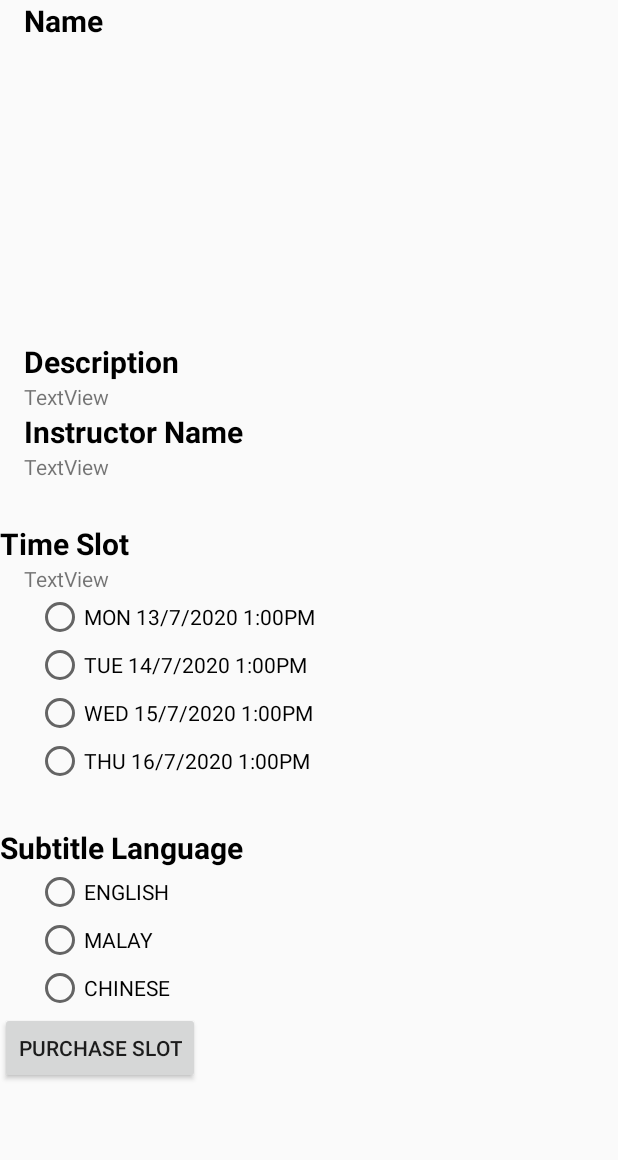
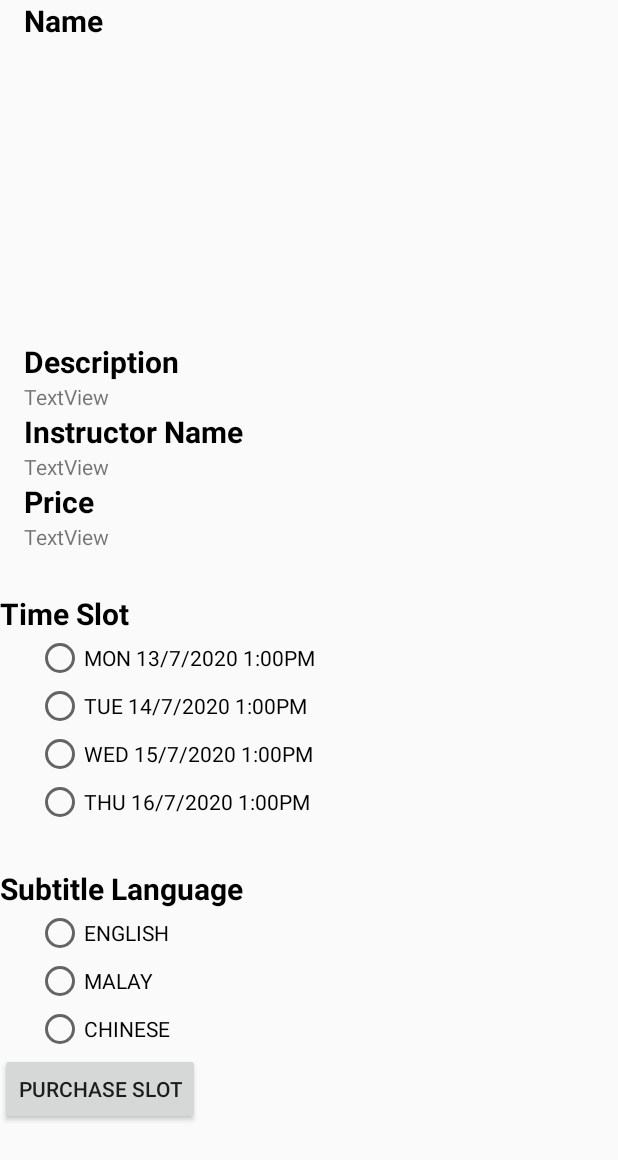
Before and after one commit to Jy-Yang22/Mobile_Assignment, an Android app: the ClassInfoOverview screen opened directly, with no data from a screen before it, on a phone screen of 412 x 824 dp. Shown: the top 1160 px of the screen. Run offline under Robolectric (Android 15) with nearby library versions, the phone set to English and light mode, and no system bars; our stand-ins replace Firebase (no records; nobody signed in at launch, a user with empty details on screens opened directly), Picasso; pictures from the network do not load; Roboto replaces fonts that are not available here.

Commit message:
commit By Jy Layout and Java for classInfo

```diff
--- a/app/src/main/java/com/example/dream_cookery/ClassInfoOverview.java
+++ b/app/src/main/java/com/example/dream_cookery/ClassInfoOverview.java
@@ -18,7 +18,7 @@ import com.squareup.picasso.Picasso;
 
 
 public class ClassInfoOverview extends AppCompatActivity {
-    TextView name,id,description,insName;
+    TextView name,id,description,insName,price;
     ImageView image;
     private FirebaseDatabase firebaseDatabase = FirebaseDatabase.getInstance();
     private DatabaseReference dataRef,databaseReference;
@@ -40,6 +40,7 @@ public class ClassInfoOverview extends AppCompatActivity {
         image=(ImageView)findViewById(R.id.classInfoImage);
         description=(TextView)findViewById(R.id.classInfoDescription);
         insName=(TextView)findViewById(R.id.classInfoInsName);
+        price=(TextView)findViewById(R.id.classInfoPrice);
 
 
         getProductDetails(classID);
@@ -57,9 +58,10 @@ public class ClassInfoOverview extends AppCompatActivity {
                 {
                     Classes classes = dataSnapshot.getValue(Classes.class);
                     name.setText(classes.getcName());
-                    description.setText(classes.getcDescription());
+                    description.setText(classes.getcInfoDescription());
                     Picasso.get().load(classes.getcImage()).into(image);
                     insName.setText(classes.getcInsName());
+                    price.setText("RM " + classes.getcPrice() );
                 }
             }
 
--- a/app/src/main/res/layout/activity_class_info_overview.xml
+++ b/app/src/main/res/layout/activity_class_info_overview.xml
@@ -96,6 +96,29 @@
             app:layout_constraintTop_toBottomOf="@+id/Text_InsName" />
 
         <TextView
+            android:id="@+id/Text_Price"
+            android:layout_width="match_parent"
+            android:layout_height="wrap_content"
+            android:paddingHorizontal="16dp"
+            android:text="@string/Text_Price"
+            android:textColor="@android:color/black"
+            android:textSize="20sp"
+            android:textStyle="bold"
+            app:layout_constraintEnd_toEndOf="parent"
+            app:layout_constraintStart_toStartOf="parent"
+            app:layout_constraintTop_toBottomOf="@+id/classInfoInsName" />
+
+        <TextView
+            android:id="@+id/classInfoPrice"
+            android:layout_width="match_parent"
+            android:layout_height="wrap_content"
+            android:paddingHorizontal="16dp"
+            android:text="TextView"
+            app:layout_constraintEnd_toEndOf="parent"
+            app:layout_constraintStart_toStartOf="parent"
+            app:layout_constraintTop_toBottomOf="@+id/Text_Price" />
+
+        <TextView
             android:id="@+id/classInfoTimeSlot"
             android:layout_width="wrap_content"
             android:layout_height="wrap_content"
@@ -105,17 +128,8 @@
             android:textSize="20sp"
             android:textStyle="bold"
             app:layout_constraintStart_toStartOf="parent"
-            app:layout_constraintTop_toBottomOf="@id/classInfoInsName" />
+            app:layout_constraintTop_toBottomOf="@id/classInfoPrice" />
 
-        <TextView
-            android:id="@+id/classInfoPrice"
-            android:layout_width="match_parent"
-            android:layout_height="wrap_content"
-            android:paddingHorizontal="16dp"
-            android:text="TextView"
-            app:layout_constraintEnd_toEndOf="parent"
-            app:layout_constraintStart_toStartOf="parent"
-            app:layout_constraintTop_toBottomOf="@+id/Text_InsName" />
 
 
         <RadioGroup
--- a/app/src/main/res/values/strings.xml
+++ b/app/src/main/res/values/strings.xml
@@ -53,6 +53,7 @@
     <string name="Text_Subtitle2">MALAY</string>
     <string name="Text_Subtitle3">CHINESE</string>
     <string name="Text_InsName">Instructor Name</string>
+    <string name="Text_Price">Price</string>
 
 
 </resources>
```
